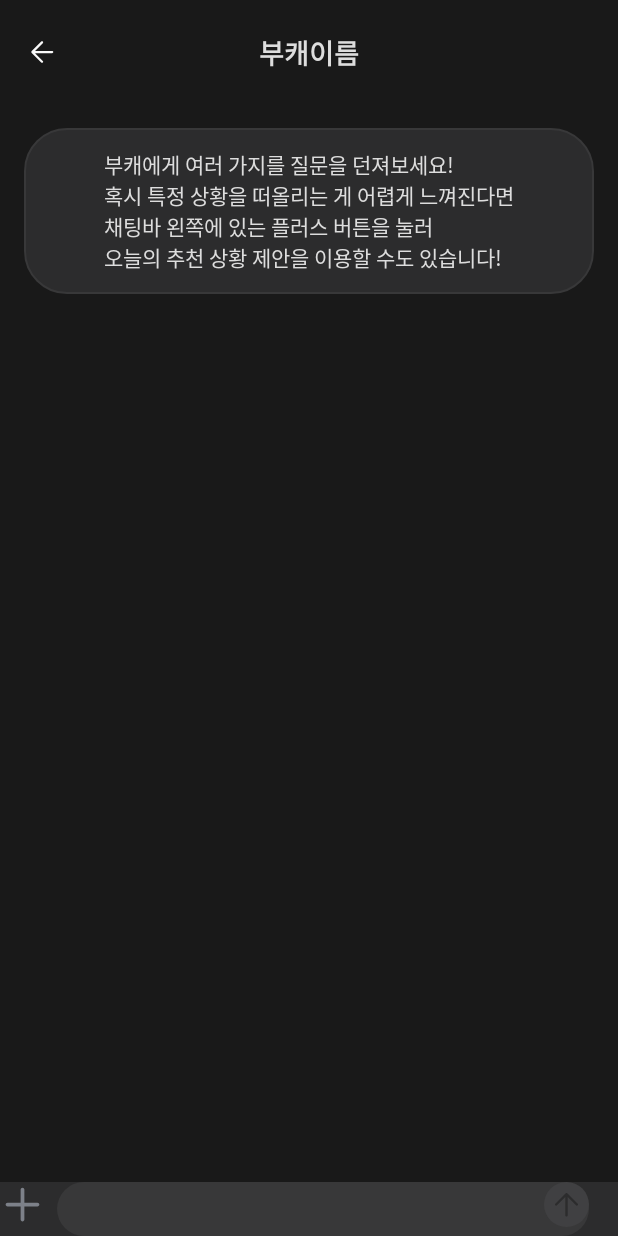
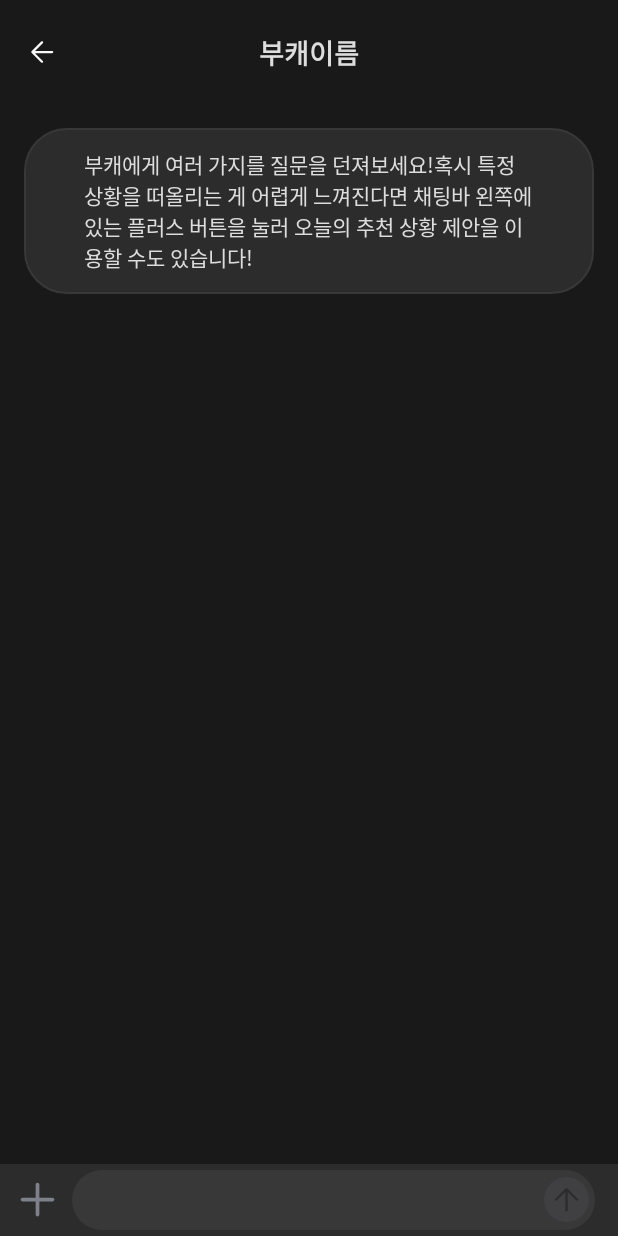
Before and after one commit to eunjee001/DDONA, an Android app: the layout activity_chatting.xml on its own in the app's theme, with its tools: preview values and no code run, on a phone screen of 412 x 824 dp. Run offline under Robolectric (Android 15) with nearby library versions, the phone set to English and light mode, and no system bars.

Commit message:
채팅 수정

```diff
--- a/app/src/main/java/com/kkyoungs/ddona/PreferenceUtil.kt
+++ b/app/src/main/java/com/kkyoungs/ddona/PreferenceUtil.kt
@@ -11,6 +11,8 @@ class PreferenceUtil(context: Context) {
     private val prefsKeyImg = "myCharImg"
     private val prefsKeySend = "send"
     private val prefsKeyReceive = "Receive"
+    private val prefsKeyToken = "token"
+
     private val prefs: SharedPreferences = context.getSharedPreferences(prefsFilename, 0)
 
     var myEditText: String?
@@ -39,4 +41,8 @@ class PreferenceUtil(context: Context) {
     var receive : String?
         get() = prefs.getString(prefsKeyReceive, "")
         set(value) = prefs.edit().putString(prefsKeyReceive, value).apply()
+
+    var token : String?
+        get() = prefs.getString(prefsKeyToken, "")
+        set(value) = prefs.edit().putString(prefsKeyToken, value).apply()
 }
--- a/app/src/main/java/com/kkyoungs/ddona/chatting/ChatAdapter.kt
+++ b/app/src/main/java/com/kkyoungs/ddona/chatting/ChatAdapter.kt
@@ -46,7 +46,7 @@ class ChatAdapter(private val list: ArrayList<ChatModel>,    private val mContex
     }
 
     override fun onBindViewHolder(viewHolder: RecyclerView.ViewHolder, i: Int) {
-//onCreateViewHolder에서 리턴받은 뷰홀더가 Holder라면 내채팅, item_my_chat의 뷰들을 초기화 해줌
+        //onCreateViewHolder에서 리턴받은 뷰홀더가 Holder라면 내채팅, item_my_chat의 뷰들을 초기화 해줌
         if (viewHolder is ViewHolderMy) {
             bindingMy!!.chatText.text = list.get(i).script
         }
@@ -148,7 +148,7 @@ class ChatAdapter(private val list: ArrayList<ChatModel>,    private val mContex
         preferences = mContext.getSharedPreferences("USERSIGN", Context.MODE_PRIVATE)
         prefs = PreferenceUtil(mContext)
         //내 아이디와 arraylist의 name이 같다면 내꺼 아니면 상대꺼
-        return if (list.get(position).script == prefs.send) {
+        return if (list.get(position).name != prefs.myEditText) {
             1
         } else {
             2
--- a/app/src/main/java/com/kkyoungs/ddona/myCharacter/MyCharacterContent.kt
+++ b/app/src/main/java/com/kkyoungs/ddona/myCharacter/MyCharacterContent.kt
@@ -45,7 +45,7 @@ class MyCharacterContent : Fragment() {
         binding!!.btnGoChat.setOnClickListener {
             val intent = Intent(activity, ChatRoomActivity::class.java)
             intent.putExtra(IntentConst.Extras.EXTRA_PROFIL, prefs.myCharImg)
-            intent.putExtra(IntentConst.Extras.EXTRA_NICKNAME, prefs.myCharNick)
+            intent.putExtra(IntentConst.Extras.EXTRA_NICKNAME, prefs.myEditText)
             startActivity(intent)
         }
         return binding!!.root
--- a/app/src/main/java/com/kkyoungs/ddona/question/MakeCharacterContent.kt
+++ b/app/src/main/java/com/kkyoungs/ddona/question/MakeCharacterContent.kt
@@ -307,7 +307,6 @@ class MakeCharacterContent : Fragment() {
                     val characterExplain = mbtiCalculationResponse.description
                     val characterType = mbtiCalculationResponse.type
 
-                    println(">>>>>cah" +characterTitle)
                     completeCharacter(characterTitle, characterExplain, characterType)
 
                 } else {
@@ -345,7 +344,7 @@ class MakeCharacterContent : Fragment() {
 
             val intent = Intent(activity, LoginActivity::class.java)
             intent.putExtra(IntentConst.Extras.EXTRA_TYPE, prefs.myCharImg)
-            intent.putExtra(IntentConst.Extras.EXTRA_NICKNAME, characterTitle)
+            intent.putExtra(IntentConst.Extras.EXTRA_NICKNAME, prefs.myEditText)
             startActivity(intent)
         }
         when (characterType) {
--- a/app/src/main/res/drawable/ic_chatting_your.xml
+++ b/app/src/main/res/drawable/ic_chatting_your.xml
@@ -2,6 +2,6 @@
 <shape xmlns:tools="http://schemas.android.com/tools"
     xmlns:android="http://schemas.android.com/apk/res/android"
     tools:ignore="MissingDefaultResource">
-    <solid android:color="#6100FF"/>
+    <solid android:color="#8051CD"/>
     <corners android:radius="14dp"/>
 </shape>
--- a/app/src/main/res/layout/activity_chatting.xml
+++ b/app/src/main/res/layout/activity_chatting.xml
@@ -22,14 +22,14 @@
                 android:background="@drawable/arrow_back"/>
 
             <TextView
+                android:id="@+id/tv_nickname"
                 android:layout_width="wrap_content"
                 android:layout_height="wrap_content"
-                android:id="@+id/tv_nickname"
                 android:layout_centerInParent="true"
                 android:text="부캐이름"
                 android:textColor="#dddddd"
-                android:textStyle="bold"
-                android:textSize="18dp"/>
+                android:textSize="18dp"
+                android:textStyle="bold" />
 
         </RelativeLayout>
 
@@ -60,12 +60,13 @@
             android:layout_height="match_parent"
             android:id="@+id/chat_recyclerview"
             android:layout_above="@id/chat"
+            android:layout_marginHorizontal="10dp"
             android:layout_marginTop="10dp"
             />
         <RelativeLayout
             android:id="@+id/chat"
             android:layout_width="match_parent"
-            android:layout_height="wrap_content"
+            android:layout_height="48dp"
             android:background="@color/color_2C2C2D"
             android:layout_alignParentBottom="true"
             >
@@ -73,15 +74,18 @@
             <Button
                 android:layout_width="30dp"
                 android:layout_height="30dp"
+                android:layout_centerVertical="true"
                 android:layout_alignParentLeft="true"
+                android:layout_marginLeft="10dp"
                 android:background="@drawable/icon_pluscancel"
                 android:id="@+id/plus"/>
         <EditText
             android:layout_width="match_parent"
-            android:layout_height="36dp"
+            android:layout_height="40dp"
             android:layout_toRightOf="@id/plus"
             android:layout_marginLeft="8dp"
-            android:layout_marginRight="19dp"
+            android:layout_marginRight="15dp"
+            android:layout_centerVertical="true"
             android:textColor="@color/white"
             android:paddingHorizontal="6dp"
             android:background="@drawable/ic_chatting_write"
@@ -91,6 +95,7 @@
             android:layout_width="30dp"
             android:layout_height="30dp"
             android:layout_marginRight="19dp"
+            android:layout_centerVertical="true"
             android:layout_alignParentRight="true"
             android:clickable="false"
             android:background="@drawable/icon_send"
--- a/app/src/main/res/layout/item_my_chat.xml
+++ b/app/src/main/res/layout/item_my_chat.xml
@@ -2,6 +2,7 @@
 <layout xmlns:android="http://schemas.android.com/apk/res/android"
     xmlns:app="http://schemas.android.com/apk/res-auto">
 <LinearLayout
+    android:paddingTop="20dp"
     android:layout_width="match_parent"
     android:layout_height="wrap_content"
     android:layout_gravity="right"
--- a/app/src/main/res/layout/item_your_chat.xml
+++ b/app/src/main/res/layout/item_your_chat.xml
@@ -2,6 +2,7 @@
 <layout xmlns:android="http://schemas.android.com/apk/res/android"
     xmlns:app="http://schemas.android.com/apk/res-auto">
 <LinearLayout
+    android:paddingTop="20dp"
     android:layout_width="match_parent"
     android:layout_height="wrap_content"
     android:orientation="vertical">
@@ -50,6 +51,8 @@
                 android:paddingHorizontal="14dp"
                 android:paddingVertical="6dp"
                 android:layout_marginRight="40dp"
+                android:textColor="@color/black"
+                android:textStyle="bold"
                 android:text="상대가 입력한 내용"
                 android:textSize="16dp" />
 
--- a/app/src/main/res/values/strings.xml
+++ b/app/src/main/res/values/strings.xml
@@ -3,6 +3,6 @@
     <string name="q1">Q1</string>
 
     <string name="last_q19">자신의 부캐에게\n지어주고 싶은 이름은?</string>
-    <string name="info_chat">부캐에게 여러 가지를 질문을 던져보세요!\n혹시 특정 상황을 떠올리는 게 어렵게 느껴진다면\n채팅바 왼쪽에 있는 플러스 버튼을 눌러\n오늘의 추천 상황 제안을 이용할 수도 있습니다!</string>
+    <string name="info_chat">부캐에게 여러 가지를 질문을 던져보세요!혹시 특정 상황을 떠올리는 게 어렵게 느껴진다면 채팅바 왼쪽에 있는 플러스 버튼을 눌러 오늘의 추천 상황 제안을 이용할 수도 있습니다!</string>
     <string name="make_id">아직 회원이 아닌가요?\n회원가입하고 나의 부캐와 대화해보세요!</string>
 </resources>
```
Also changed, not shown: app/src/main/java/com/kkyoungs/ddona/chatting/ChatRoomActivity.kt (+4 -3 lines), app/src/main/java/com/kkyoungs/ddona/login/LoginActivity.kt (+8 -0 lines).
